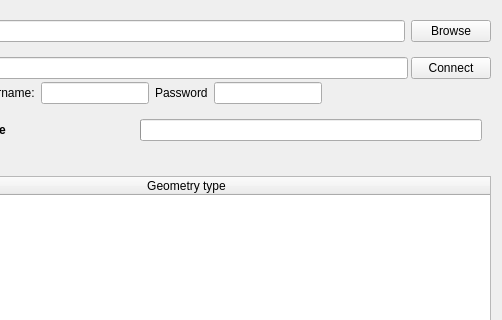
Before: the Qt Designer form src/builderexts/import.spatial-graph.ogr-gdal/SourceAddDialog.ui in OpenFLUID/openfluid, drawn with Qt 5; both pictures show x 229 to 731 and y 0 to 320 of the 731 by 460 pixel window.
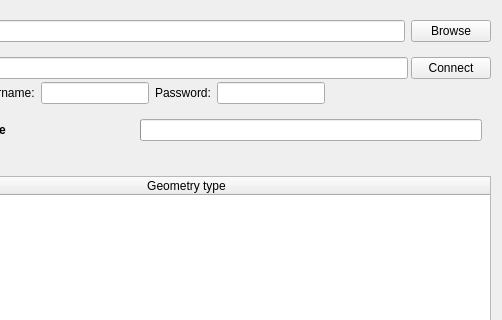
After: the same form once the commit is applied.

The edit to the form file:
```diff
--- a/src/builderexts/import.spatial-graph.ogr-gdal/SourceAddDialog.ui
+++ b/src/builderexts/import.spatial-graph.ogr-gdal/SourceAddDialog.ui
@@ -139,7 +139,7 @@
            <item>
             <widget class="QLabel" name="label_5">
              <property name="text">
-              <string>Password</string>
+              <string>Password:</string>
              </property>
             </widget>
            </item>
```
